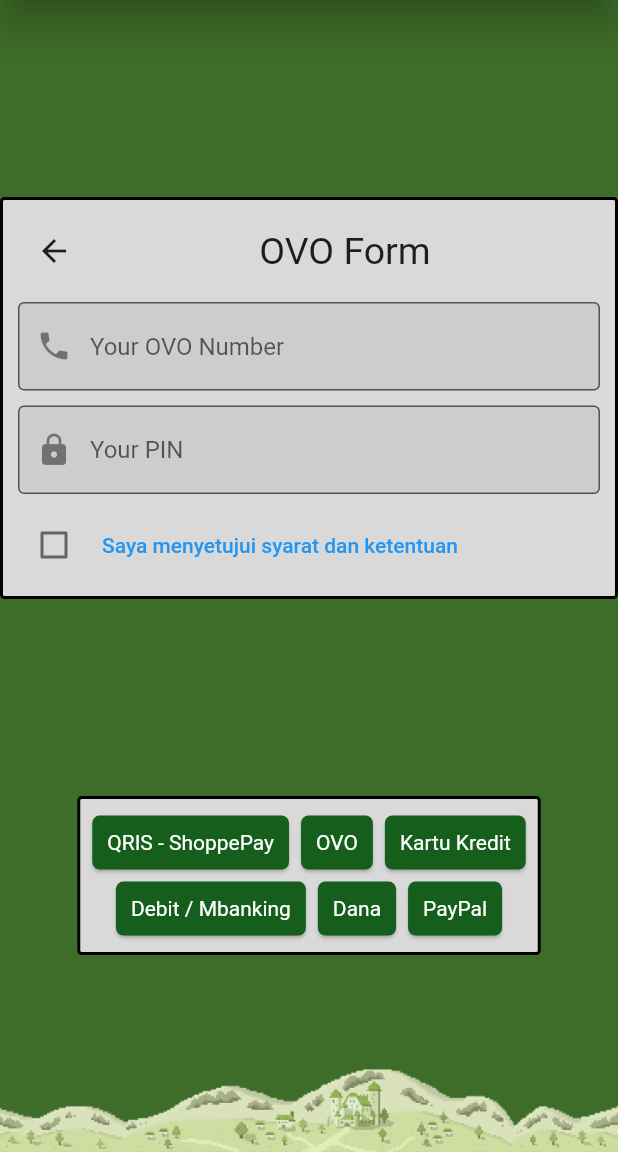
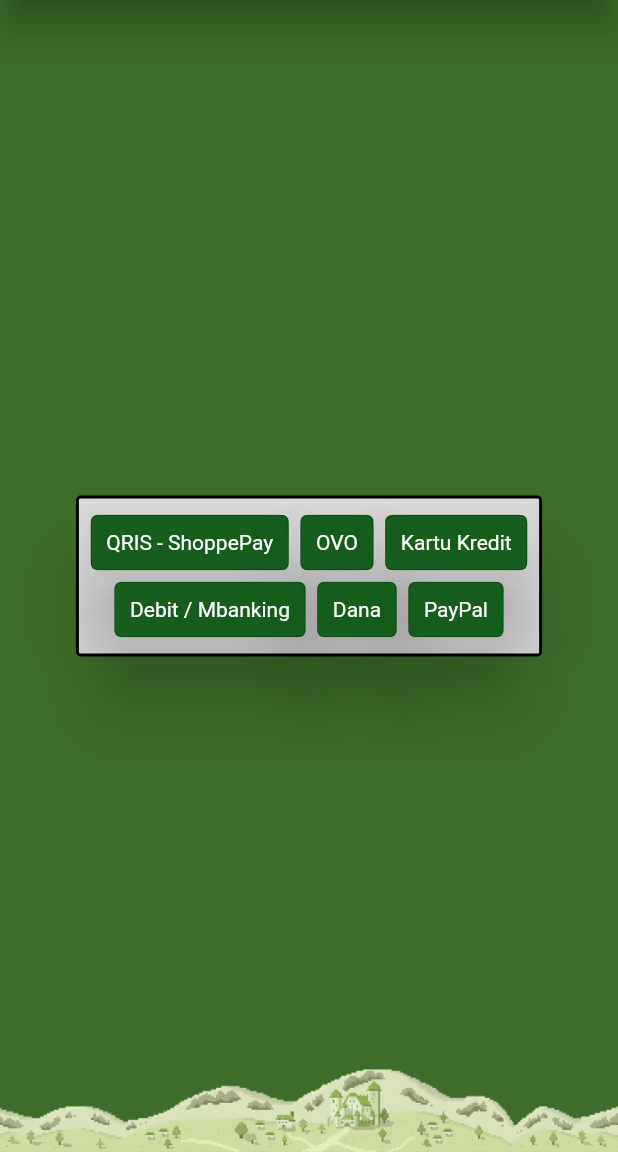
Before and after one commit to Jkz1/Agile02, a Flutter app: the screen it shows after launch, after a tap on "PaymentOptionBox", on a phone screen of 412 x 824 dp, the part 84-1236 px from its top. Run offline on Flutter 3.47's test engine with Material 2 defaults, Android fonts, the phone set to English and light mode, and no system bars.

Commit message:
Option Pembayaran 0.3 Mengganti algoritma Menambahkan animasi on click sesuai algoritma yang baru

```diff
--- a/lib/component/paymentOptionComponent/OVOForm.dart
+++ /dev/null
@@ -1,72 +0,0 @@
-import 'package:flutter/material.dart';
-import 'package:flutter/src/widgets/framework.dart';
-import 'package:flutter/src/widgets/placeholder.dart';
-
-class OVOForm extends StatefulWidget {
-  OVOForm({super.key});
-
-  @override
-  State<OVOForm> createState() => _OVOFormState();
-}
-
-class _OVOFormState extends State<OVOForm> {
-  bool _agree = false;
-
-  @override
-  Widget build(BuildContext context) {
-    return Container(
-      padding: EdgeInsets.all(10),
-      decoration: BoxDecoration(
-          border: Border.all(color: Colors.black, width: 2),
-          borderRadius: BorderRadius.all(Radius.circular(3)),
-          color: Color(0xffD9D9D9)),
-      child: Column(
-        crossAxisAlignment: CrossAxisAlignment.start,
-        mainAxisSize: MainAxisSize.min,
-        children: [
-          Row(
-            mainAxisSize: MainAxisSize.max,
-            children: [
-              IconButton(onPressed: (){}, icon: Icon(Icons.arrow_back)),
-              Expanded(child: Text("OVO Form", style: TextStyle(fontSize: 25), textAlign: TextAlign.center,))
-            ],
-          ),
-          SizedBox(height: 10,),
-          TextField(
-            keyboardType: TextInputType.number,
-            decoration: InputDecoration(
-              filled: true,
-              fillColor: Colors.grey.withOpacity(0.2),
-              border: OutlineInputBorder(),
-              prefixIcon: Icon(Icons.phone),
-              hintText: "Your OVO Number"
-            ),
-          ),
-          SizedBox(height: 10,),
-          TextField(
-            obscureText: true,
-            keyboardType: TextInputType.number,
-            decoration: InputDecoration(
-              filled: true,
-              fillColor: Colors.grey.withOpacity(0.2),
-              prefixIcon: Icon(Icons.lock),
-              border: OutlineInputBorder(),
-              hintText: "Your PIN"
-            ),
-          ),
-          SizedBox(height: 10,),
-          Row(
-            children: [
-              Checkbox(value: _agree, onChanged: (bool? val){
-                setState(() {
-                  _agree = val!;
-                });
-              }),
-              TextButton(onPressed: (){}, child: Text("Saya menyetujui syarat dan ketentuan"))
-            ],
-          )
-        ],
-      ),
-    );
-  }
-}
--- a/lib/component/paymentOptionComponent/payment_option_card.dart
+++ b/lib/component/paymentOptionComponent/payment_option_card.dart
@@ -1,25 +1,37 @@
-import 'package:agile02/component/paymentOptionComponent/Qrisform.dart';
+import 'package:agile02/providers/payment_opt_prov.dart';
 import 'package:agile02/temp.dart';
 import 'package:flutter/material.dart';
 import 'package:flutter/src/widgets/framework.dart';
 import 'package:flutter/src/widgets/placeholder.dart';
+import 'package:provider/provider.dart';
 
 class PaymentOptionCard extends StatelessWidget {
   String text;
-  PaymentOptionCard({super.key, required this.text});
+  bool status;
+  int index;
+  PaymentOptionCard({super.key, required this.text, required this.status, required this.index});
 
   @override
   Widget build(BuildContext context) {
+    final prov = Provider.of<PaymentOptProv>(context);
     return InkWell(
-      onTap: (){print("printed");},
+      onTap: (){
+        prov.falseall();
+        prov.setboxstatus(index);
+      },
       child: Card(
-        color: Color(0xff155E1C),
-        shape: RoundedRectangleBorder(borderRadius: BorderRadius.circular(5)),
+        color: status? Color(0xff155E1C) : Colors.grey,
+        elevation: status? 20 : 0,
         child: Container(
+          decoration: BoxDecoration(
+            border: Border.all(color: status? Color.fromARGB(255, 2, 48, 6) : Colors.grey.shade700, width: 0.3),
+            borderRadius: BorderRadius.circular(5)
+          ),
           padding: EdgeInsets.all(10),
-          child: Text(
-            text,
-            style: TextStyle(color: Colors.white),
+          child: AnimatedDefaultTextStyle(
+            duration: Duration(milliseconds: 300),
+            child: Text(text),
+            style: TextStyle(color: status? Colors.white : Colors.black),
           ),
         ),
       ),
--- a/lib/home.dart
+++ b/lib/home.dart
@@ -1,4 +1,3 @@
-import 'package:agile02/component/paymentOptionComponent/Qrisform.dart';
 import 'package:agile02/page/donation_screen.dart';
 import 'package:agile02/page/example.dart';
 import 'package:agile02/page/login.dart';
--- a/lib/main.dart
+++ b/lib/main.dart
@@ -1,5 +1,7 @@
 import 'package:agile02/home.dart';
+import 'package:agile02/page/payment_option_box.dart';
 import 'package:agile02/providers/donation_model.dart';
+import 'package:agile02/providers/payment_opt_prov.dart';
 import 'package:provider/provider.dart';
 import 'package:flutter/material.dart';
 import 'package:agile02/providers/data_provider.dart';
@@ -20,6 +22,7 @@ class MyApp extends StatelessWidget {
         // ChangeNotifierProvider(create: (_) => contohprov());
         ChangeNotifierProvider(create: (context) => DonationModel()),
         ChangeNotifierProvider<DataProvider>(create: (_) => DataProvider()),
+        ChangeNotifierProvider(create: (_) => PaymentOptProv()),
       ],
       child: MaterialApp(
         debugShowCheckedModeBanner: false,
--- a/lib/page/payment_option_box.dart
+++ b/lib/page/payment_option_box.dart
@@ -1,9 +1,9 @@
-import 'package:agile02/component/paymentOptionComponent/OVOForm.dart';
-import 'package:agile02/component/paymentOptionComponent/qrisForm.dart';
+import 'package:agile02/providers/payment_opt_prov.dart';
 import 'package:agile02/temp.dart';
 import 'package:flutter/material.dart';
 import 'package:flutter/src/widgets/framework.dart';
 import 'package:flutter/src/widgets/placeholder.dart';
+import 'package:provider/provider.dart';
 
 import '../component/paymentOptionComponent/payment_option_card.dart';
 
@@ -15,19 +15,12 @@ class PaymentOptionBox extends StatefulWidget {
 }
 
 class _PaymentOptionBoxState extends State<PaymentOptionBox> {
-  List<String> PaymentOption = [
-    "QRIS - ShoppePay",
-    "OVO",
-    "Kartu Kredit",
-    "Debit / Mbanking",
-    "Dana",
-    "PayPal",
-  ];
   @override
   Widget build(BuildContext context) {
+    final prov = Provider.of<PaymentOptProv>(context);
     return Template(
+      child: Center(
         child: Column(mainAxisAlignment: MainAxisAlignment.spaceEvenly,children: [
-        OVOForm(),
           Container(
               padding: EdgeInsets.symmetric(horizontal: 4, vertical: 7),
               decoration: BoxDecoration(
@@ -40,18 +33,19 @@ class _PaymentOptionBoxState extends State<PaymentOptionBox> {
                   Row(
                     mainAxisSize: MainAxisSize.min,
                     children: List.generate(3,
-                      (index) => PaymentOptionCard(text: PaymentOption[index])),
+                        (index) => PaymentOptionCard(text: prov.paymentOption[index], status: prov.selectedOption[index], index: index,)),
                   ),
                   Row(
                     mainAxisSize: MainAxisSize.min,
                     children: List.generate(
                         3,
                         (index) =>
-                          PaymentOptionCard(text: PaymentOption[index + 3])),
+                            PaymentOptionCard(text: prov.paymentOption[index + 3], status: prov.selectedOption[index+3], index: index+3,)),
                   )
                 ],
               )),
         ]),
+      ),
     );
   }
 }
--- /dev/null
+++ b/lib/providers/payment_opt_prov.dart
@@ -0,0 +1,44 @@
+import 'package:flutter/material.dart';
+
+class PaymentOptProv extends ChangeNotifier{
+  List<bool> _selectedOption = [
+    true,
+    true,
+    true,
+    true,
+    true,
+    true
+  ];
+
+  List<String> _paymentOption = [
+    "QRIS - ShoppePay",
+    "OVO",
+    "Kartu Kredit",
+    "Debit / Mbanking",
+    "Dana",
+    "PayPal",
+  ];
+
+  List<bool> get selectedOption => _selectedOption;
+  List<String> get paymentOption => _paymentOption;
+
+  set setselectedOption(val){
+    _selectedOption = val;
+    notifyListeners();
+  }
+  set setpaymentOption(val){
+    _paymentOption = val;
+    notifyListeners();
+  }
+
+  falseall(){
+    _selectedOption = List.generate(6, (index) => false);
+    notifyListeners();
+  }
+
+  setboxstatus(int index){
+    _selectedOption[index] = true;
+    notifyListeners();
+  }
+
+}
```
Also changed, not shown: lib/component/paymentOptionComponent/DanaForm.dart (deleted, +0 -72 lines), lib/component/paymentOptionComponent/qrisForm.dart (deleted, +0 -76 lines). Lines whose indentation alone changed are shown as unchanged.
